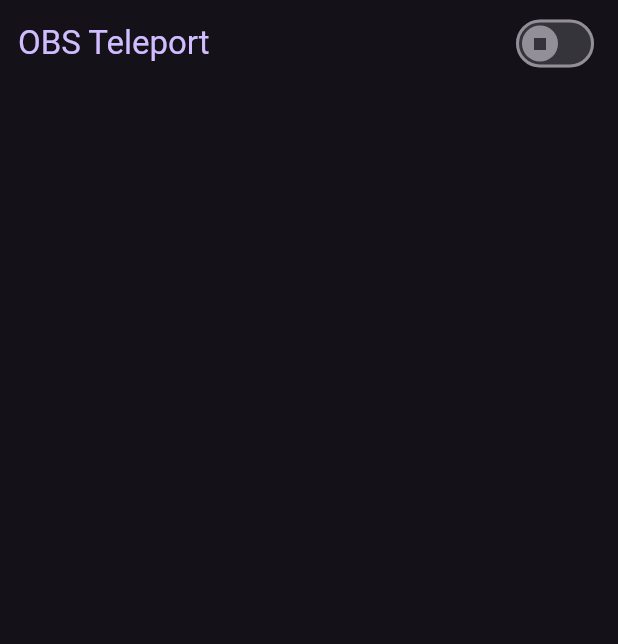
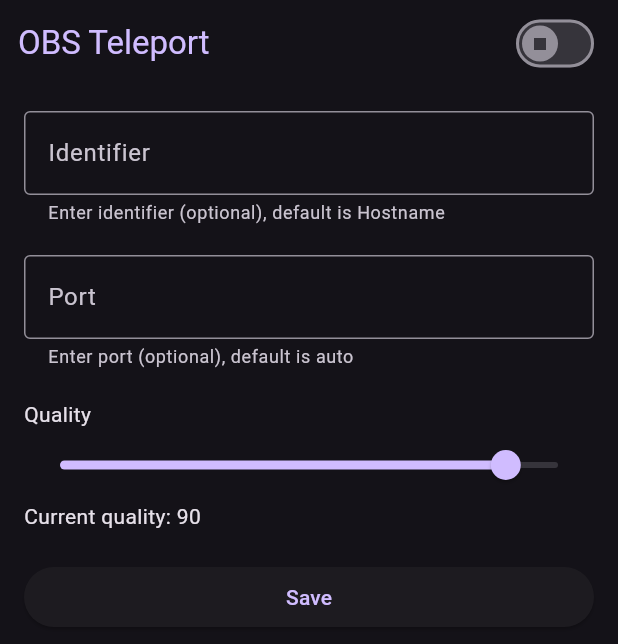
Before and after one commit to kasutu/obs_teleport_mobile, a Flutter app: the screen it shows after launch, on a phone screen of 412 x 824 dp. Shown: the top 644 px of the screen. Run offline on Flutter 3.47's test engine with Material 3 defaults, Android fonts, the phone set to English and light mode, and no system bars.

Commit message:
Add PeerInfoForm widget to TeleportInterfaceScreen

```diff
--- a/lib/screens/teleport_interface_screen.dart
+++ b/lib/screens/teleport_interface_screen.dart
@@ -4,6 +4,7 @@ import 'dart:async';
 import 'package:flutter/material.dart';
 import 'package:obs_teleport_mobile/obs_teleport/announce_teleport_peer.dart';
 import 'package:obs_teleport_mobile/utils/logger.dart';
+import 'package:obs_teleport_mobile/widgets/peer_info_form.dart';
 
 class TeleportInterfaceScreen extends StatefulWidget {
   const TeleportInterfaceScreen({Key? key}) : super(key: key);
@@ -38,6 +39,7 @@ class _TeleportInterfaceScreenState extends State<TeleportInterfaceScreen> {
           crossAxisAlignment: CrossAxisAlignment.stretch,
           children: [
             _buildHeader(context),
+            _buildPeerInfoForm(),
           ],
         ),
       ),
@@ -109,4 +111,8 @@ class _TeleportInterfaceScreenState extends State<TeleportInterfaceScreen> {
   Future<void> _stopAnnouncer() async {
     await announcer.stopAnnouncer();
   }
+
+  Widget _buildPeerInfoForm() {
+    return const PeerInfoForm();
+  }
 }
--- a/lib/widgets/peer_info_form.dart
+++ b/lib/widgets/peer_info_form.dart
@@ -1,5 +1,3 @@
-// ignore_for_file: library_private_types_in_public_api
-
 import 'package:flutter/material.dart';
 import 'package:obs_teleport_mobile/utils/logger.dart';
 
@@ -14,32 +12,50 @@ class _PeerInfoFormState extends State<PeerInfoForm> {
   final _formKey = GlobalKey<FormState>();
   final _identifierController = TextEditingController();
   final _portController = TextEditingController();
-  double _currentSliderValue = 50;
+  double _currentSliderValue = 90;
 
-  @override
-  Widget build(BuildContext context) {
-    return Form(
-      key: _formKey,
-      child: Padding(
-        padding: const EdgeInsets.all(16.0),
-        child: Column(
+  Widget _buildIdentifierField() {
+    return Column(
       crossAxisAlignment: CrossAxisAlignment.start,
-          children: <Widget>[
-            TextFormField(
+      children: [
+        SizedBox(
+          child: TextFormField(
             controller: _identifierController,
             decoration: const InputDecoration(
-                border: UnderlineInputBorder(),
-                labelText: 'Enter your identifier',
+              border: OutlineInputBorder(),
+              labelText: 'Identifier',
+              helperText: 'Enter identifier (optional), default is Hostname',
             ),
           ),
-            TextFormField(
+        ),
+      ],
+    );
+  }
+
+  Widget _buildPortField() {
+    return Column(
+      crossAxisAlignment: CrossAxisAlignment.start,
+      children: [
+        SizedBox(
+          child: TextFormField(
             controller: _portController,
             decoration: const InputDecoration(
-                border: UnderlineInputBorder(),
-                labelText: 'Enter your port',
+              border: OutlineInputBorder(),
+              labelText: 'Port',
+              helperText: 'Enter port (optional), default is auto',
             ),
             keyboardType: TextInputType.number,
           ),
+        )
+      ],
+    );
+  }
+
+  Widget _buildQualitySlider() {
+    return Column(
+      crossAxisAlignment: CrossAxisAlignment.start,
+      children: [
+        const Text('Quality'),
         Slider(
           value: _currentSliderValue,
           min: 1,
@@ -52,7 +68,15 @@ class _PeerInfoFormState extends State<PeerInfoForm> {
             });
           },
         ),
-            ElevatedButton(
+        Text('Current quality: ${_currentSliderValue.round()}'),
+      ],
+    );
+  }
+
+  Widget _buildSaveButton() {
+    return SizedBox(
+      width: double.infinity,
+      child: ElevatedButton(
         onPressed: () {
           if (_formKey.currentState!.validate()) {
             Logger.info('Identifier: ${_identifierController.text}');
@@ -60,8 +84,27 @@ class _PeerInfoFormState extends State<PeerInfoForm> {
             Logger.info('Quality: ${_currentSliderValue.round()}');
           }
         },
-              child: const Text('Submit'),
+        child: const Text('Save'),
       ),
+    );
+  }
+
+  @override
+  Widget build(BuildContext context) {
+    return Form(
+      key: _formKey,
+      child: Padding(
+        padding: const EdgeInsets.all(16.0),
+        child: Column(
+          crossAxisAlignment: CrossAxisAlignment.center,
+          children: <Widget>[
+            _buildIdentifierField(),
+            const SizedBox(height: 20),
+            _buildPortField(),
+            const SizedBox(height: 20),
+            _buildQualitySlider(),
+            const SizedBox(height: 20),
+            _buildSaveButton(),
           ],
         ),
       ),
```
Lines whose indentation alone changed are shown as unchanged.
